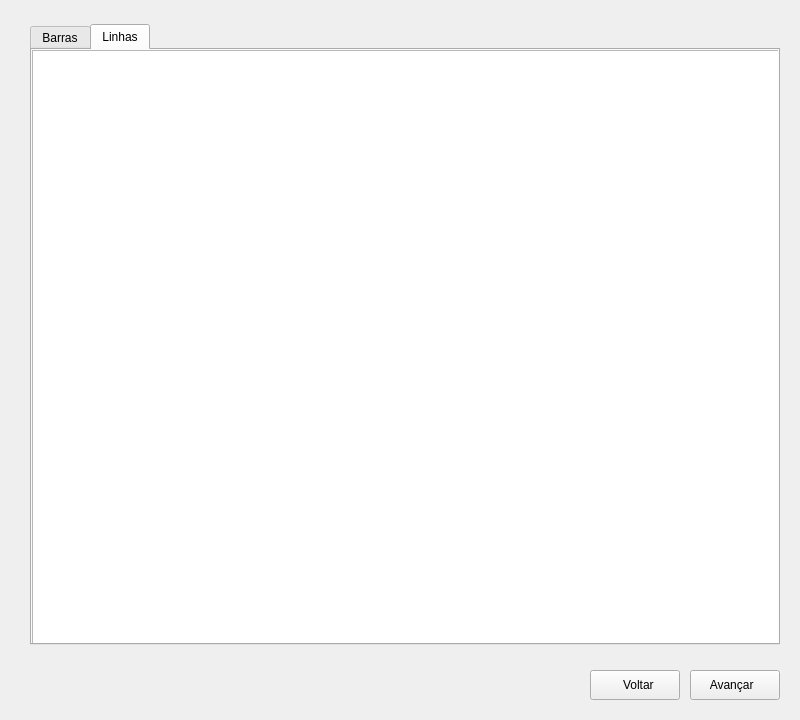
Old version of the form framebarras.ui in the repository jvitorsb98/EletricData.
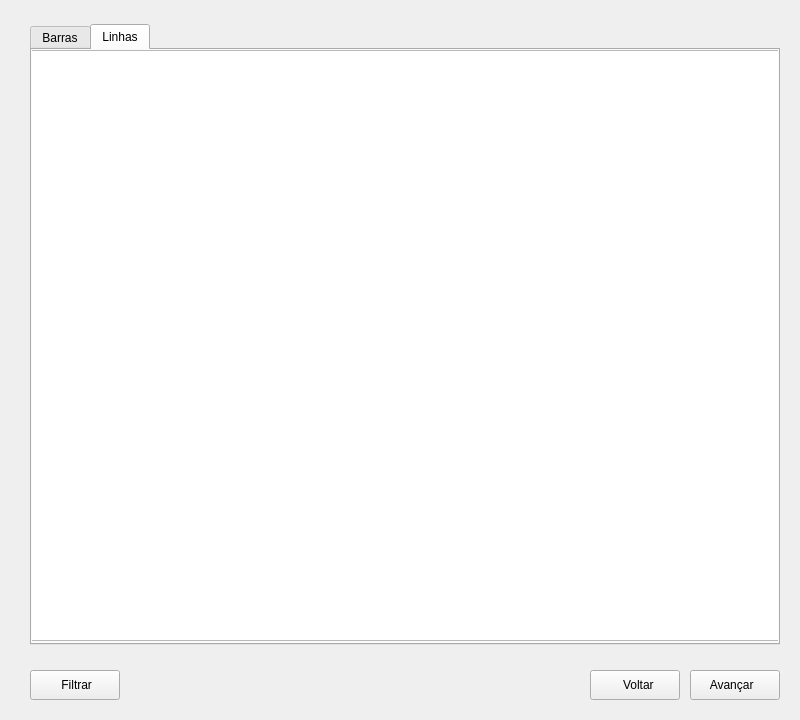
New version of the form. The open tabs and pages were chosen to show the change.

```diff
--- a/framebarras.ui
+++ b/framebarras.ui
@@ -82,15 +82,31 @@
     <widget class="QTableWidget" name="tableLinhas">
      <property name="geometry">
       <rect>
-       <x>0</x>
+       <x>-4</x>
        <y>0</y>
        <width>751</width>
-       <height>601</height>
+       <height>591</height>
       </rect>
      </property>
     </widget>
    </widget>
   </widget>
+  <widget class="QPushButton" name="btnFiltrar">
+   <property name="geometry">
+    <rect>
+     <x>30</x>
+     <y>670</y>
+     <width>90</width>
+     <height>30</height>
+    </rect>
+   </property>
+   <property name="cursor">
+    <cursorShape>PointingHandCursor</cursorShape>
+   </property>
+   <property name="text">
+    <string> Filtrar</string>
+   </property>
+  </widget>
  </widget>
  <resources/>
  <connections/>
```
Left out of the diff: 12 changed lines with no effect on the pictures.
